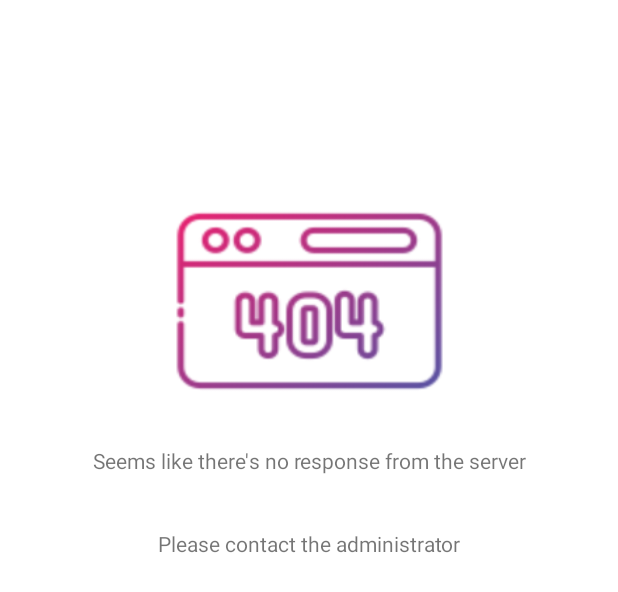
After one commit to LKygo/Job-ticketing-app, an Android app: the layout error_404.xml on its own in the app's theme, with its tools: preview values and no code run, on a phone screen of 412 x 824 dp. The commit adds this screen. Shown: the top 592 px of the screen. Run offline under Robolectric (Android 15) with nearby library versions, the phone set to English and light mode, and no system bars.

Commit message:
Symphony v0.0.0.1 Configured signle time log in if credentials are present and valid Added error screens to handle different errors

```diff
--- a/app/src/main/res/layout/activity_technician_dashboard.xml
+++ b/app/src/main/res/layout/activity_technician_dashboard.xml
@@ -80,7 +80,13 @@
             android:layout_marginTop="12dp"
             app:layout_constraintTop_toBottomOf="@id/sbvCard"/>
 
+
 </androidx.constraintlayout.widget.ConstraintLayout>
+    <FrameLayout
+        android:id="@+id/parent_layout"
+        app:layout_constraintTop_toBottomOf="@id/cnsConstraintT2"
+        android:layout_width="match_parent"
+        android:layout_height="wrap_content" />
 
     <TextView
         android:id="@+id/txvUrgencyHelp"
--- /dev/null
+++ b/app/src/main/res/layout/error_404.xml
@@ -0,0 +1,41 @@
+<?xml version="1.0" encoding="utf-8"?>
+<androidx.constraintlayout.widget.ConstraintLayout xmlns:android="http://schemas.android.com/apk/res/android"
+    xmlns:tools="http://schemas.android.com/tools"
+    android:layout_width="match_parent"
+    android:layout_height="wrap_content"
+    android:layout_margin="16dp"
+    xmlns:app="http://schemas.android.com/apk/res-auto">
+
+
+    <ImageView
+        android:id="@+id/imvBlank"
+        android:layout_width="179dp"
+        android:layout_height="169dp"
+        android:layout_marginHorizontal="16dp"
+        android:layout_marginTop="100dp"
+        android:background="@drawable/error_404"
+        app:layout_constraintEnd_toEndOf="parent"
+        app:layout_constraintStart_toStartOf="parent"
+        app:layout_constraintTop_toTopOf="parent" />
+    <TextView
+        android:id="@+id/txvBlank"
+        android:layout_width="0dp"
+        android:layout_height="wrap_content"
+        android:textAlignment="center"
+        android:layout_marginTop="12dp"
+        app:layout_constraintStart_toStartOf="parent"
+        app:layout_constraintEnd_toEndOf="parent"
+        android:text="Seems like there's no response from the server"
+        app:layout_constraintTop_toBottomOf="@+id/imvBlank"/>
+
+    <TextView
+        android:layout_width="0dp"
+        android:layout_height="wrap_content"
+        android:layout_marginTop="36dp"
+        app:layout_constraintTop_toBottomOf="@id/txvBlank"
+        android:textAlignment="center"
+        android:text="Please contact the administrator"
+        app:layout_constraintStart_toStartOf="@id/txvBlank"
+        app:layout_constraintEnd_toEndOf="parent"/>
+
+</androidx.constraintlayout.widget.ConstraintLayout>
--- a/build.gradle
+++ b/build.gradle
@@ -1,6 +1,6 @@
 // Top-level build file where you can add configuration options common to all sub-projects/modules.
 plugins {
-    id 'com.android.application' version '7.4.0' apply false
-    id 'com.android.library' version '7.4.0' apply false
+    id 'com.android.application' version '7.4.2' apply false
+    id 'com.android.library' version '7.4.2' apply false
     id 'org.jetbrains.kotlin.android' version '1.8.10' apply false
 }
```
Also changed, not shown: app/build.gradle (+6 -10 lines), app/src/main/AndroidManifest.xml (+8 -6 lines), app/src/main/java/com/symphony/symphony/LoginActivity.kt (+37 -74 lines), app/src/main/java/com/symphony/symphony/SplashScreen.kt (+30 -4 lines), app/src/main/java/com/symphony/symphony/TechnicianDashboard.kt (+48 -7 lines), app/src/main/res/layout/default_error.xml (added, +41 -0 lines), app/src/main/res/layout/error_500.xml (added, +41 -0 lines), app/src/main/res/layout/network_error.xml (added, +41 -0 lines), app/src/main/res/drawable/blank.png (added), app/src/main/res/drawable/error_404.png (added), app/src/main/res/drawable/general_error.png (added), app/src/main/res/drawable/no_wifi.png (added), app/src/main/res/drawable/server_error.png (added).
